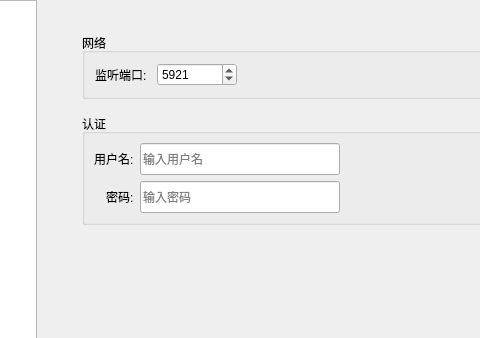
First picture: the form in src/ui/settingsdialog.ui, repository JiaYongChen/CrossRemoteDesktop, before the edit; both pictures show x 133 to 613 and y 0 to 338 of the 700 by 500 pixel window.
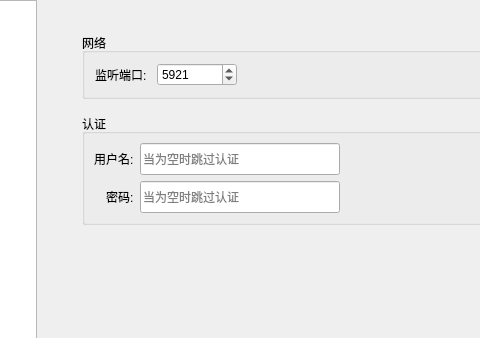
Second picture: the form after the edit. The open tabs and pages were chosen to show the change.

Commit message: 重构: UI 认证互斥校验 + 凭据重输对话框——密码错误仅重输密码，用户名错误重输两者

Patch:
```diff
--- a/src/ui/settingsdialog.ui
+++ b/src/ui/settingsdialog.ui
@@ -364,7 +364,7 @@
                    <size><width>200</width><height>32</height></size>
                   </property>
                   <property name="placeholderText">
-                   <string>输入用户名</string>
+                   <string>当为空时跳过认证</string>
                   </property>
                  </widget>
                 </item>
@@ -387,7 +387,7 @@
                    <enum>QLineEdit::Password</enum>
                   </property>
                   <property name="placeholderText">
-                   <string>输入密码</string>
+                   <string>当为空时跳过认证</string>
                   </property>
                  </widget>
                 </item>
```
The commit also changes 7 other files.
